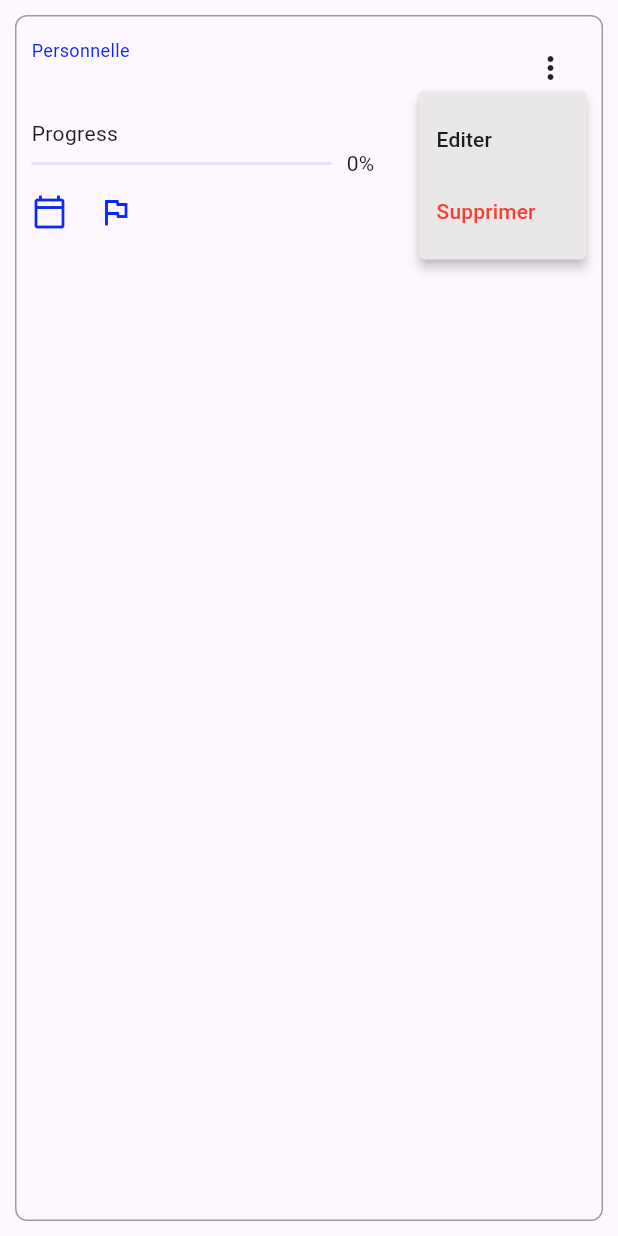
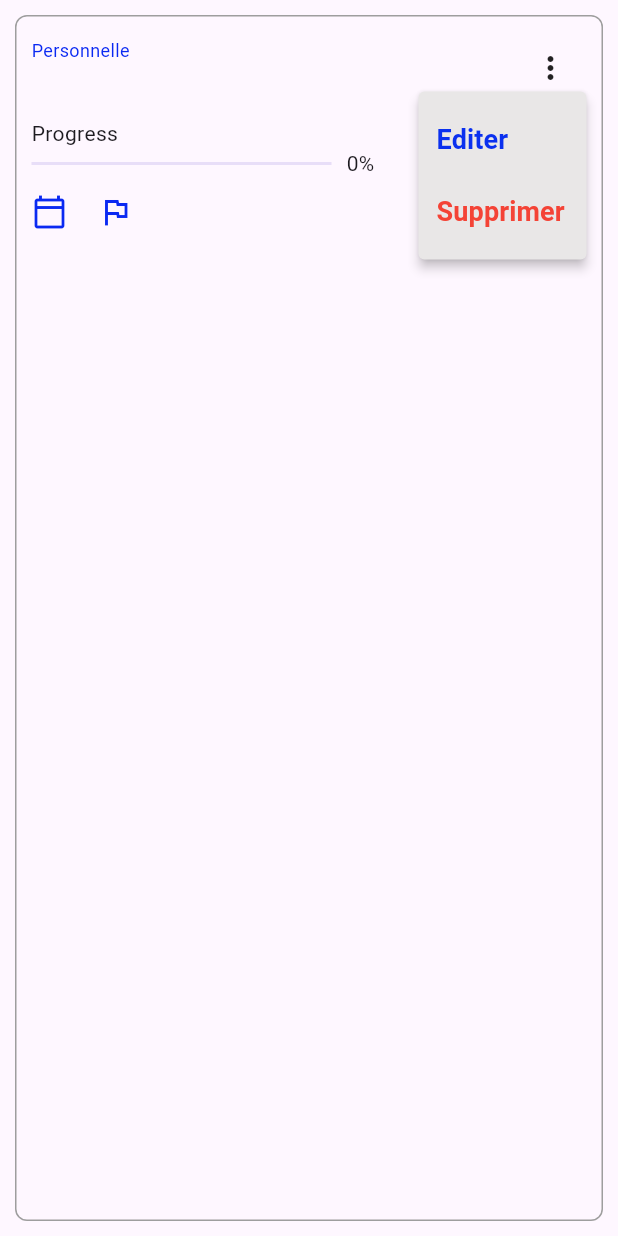
Before and after one commit to Ibrahima-Lam/liste_des_taches, a Flutter app: the TacheWidget widget shown alone on an empty page, opened directly with empty values, after a tap on the "more vert" icon, on a phone screen of 412 x 824 dp. Run offline on Flutter 3.47's test engine with Material 3 defaults, Android fonts, the light colour scheme and no system bars; our stand-ins replace cloud_firestore, firebase_auth, firebase_core, shared_preferences; accounts and stored records are empty.

Commit message:
commit 9 jan

```diff
--- a/lib/widget/tache_widget.dart
+++ b/lib/widget/tache_widget.dart
@@ -55,7 +55,6 @@ class TacheWidget extends StatelessWidget {
                   color: grisClair,
                   itemBuilder: (context) => [
                     PopupMenuItem(
-                      child: Text('Editer'),
                       value: 'editer',
                       onTap: () async {
                         await Navigator.of(context).push(
@@ -68,16 +67,26 @@ class TacheWidget extends StatelessWidget {
                         );
                         callback!();
                       },
+                      child: const Text(
+                        'Editer',
+                        style: TextStyle(
+                            color: Color.fromARGB(255, 10, 48, 239),
+                            fontSize: 18,
+                            fontWeight: FontWeight.bold),
+                      ),
                     ),
                     PopupMenuItem(
-                      child: const Text(
-                        'Supprimer',
-                        style: TextStyle(color: Colors.red),
-                      ),
                       value: 'supprimer',
                       onTap: () {
                         _supprimerTache(context: context);
                       },
+                      child: const Text(
+                        'Supprimer',
+                        style: TextStyle(
+                            color: Colors.red,
+                            fontSize: 18,
+                            fontWeight: FontWeight.bold),
+                      ),
                     ),
                   ],
                 ),
@@ -96,7 +105,7 @@ class TacheWidget extends StatelessWidget {
                   Row(
                     children: [
                       Container(
-                        margin: EdgeInsets.only(right: 10),
+                        margin: const EdgeInsets.only(right: 10),
                         height: 2,
                         width: 200,
                         child: LinearProgressIndicator(
@@ -140,20 +149,20 @@ class TacheWidget extends StatelessWidget {
     showDialog(
         context: context,
         builder: (context) => AlertDialog(
-              title: Text('Suppression'),
-              content: Text('Voulez vous supprimer cette tache ?'),
+              title: const Text('Suppression'),
+              content: const Text('Voulez vous supprimer cette tache ?'),
               actions: [
                 TextButton(
                   onPressed: () {
                     Navigator.pop(context, 'annuler');
                   },
-                  child: Text('Annuler'),
+                  child: const Text('Annuler'),
                 ),
                 TextButton(
                   onPressed: () {
                     Navigator.pop(context, 'ok');
                   },
-                  child: Text('Ok'),
+                  child: const Text('Ok'),
                 ),
               ],
             )).then((value) async {
@@ -162,7 +171,7 @@ class TacheWidget extends StatelessWidget {
         callback!();
         // ignore: use_build_context_synchronously
         ScaffoldMessenger.of(context).showSnackBar(
-          SnackBar(
+          const SnackBar(
             content: Text('Suppression avec succees'),
           ),
         );
```
Also changed, not shown: lib/liste.dart (+14 -6 lines), lib/widget/animated_list_widget.dart (added, +52 -0 lines).
